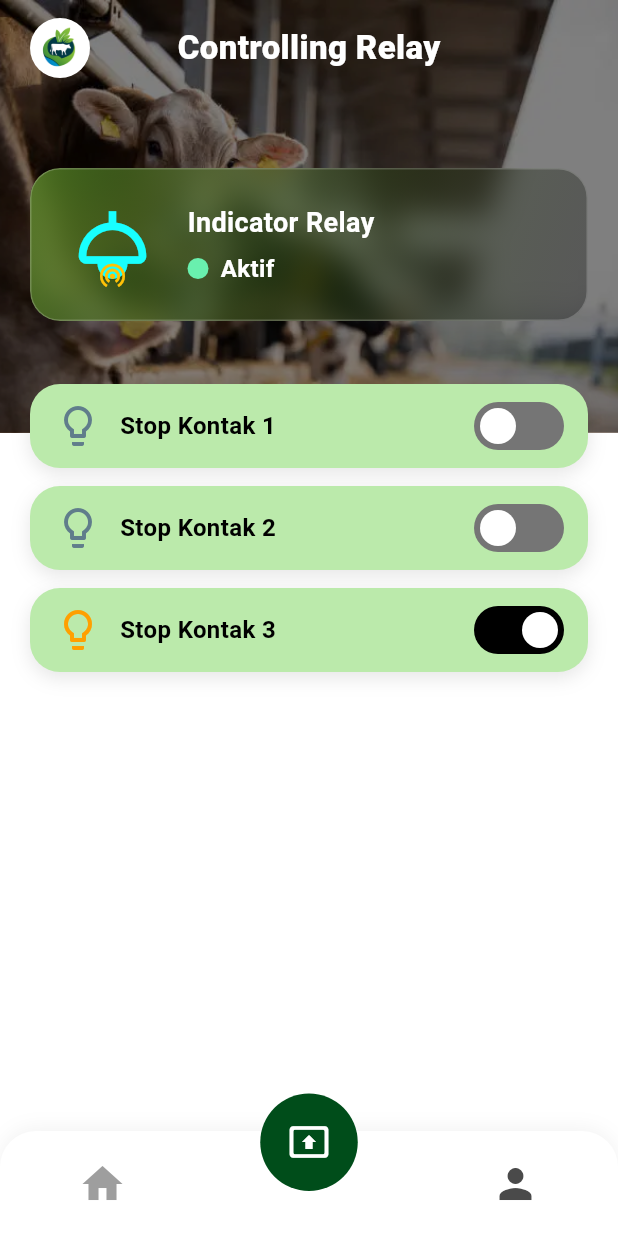
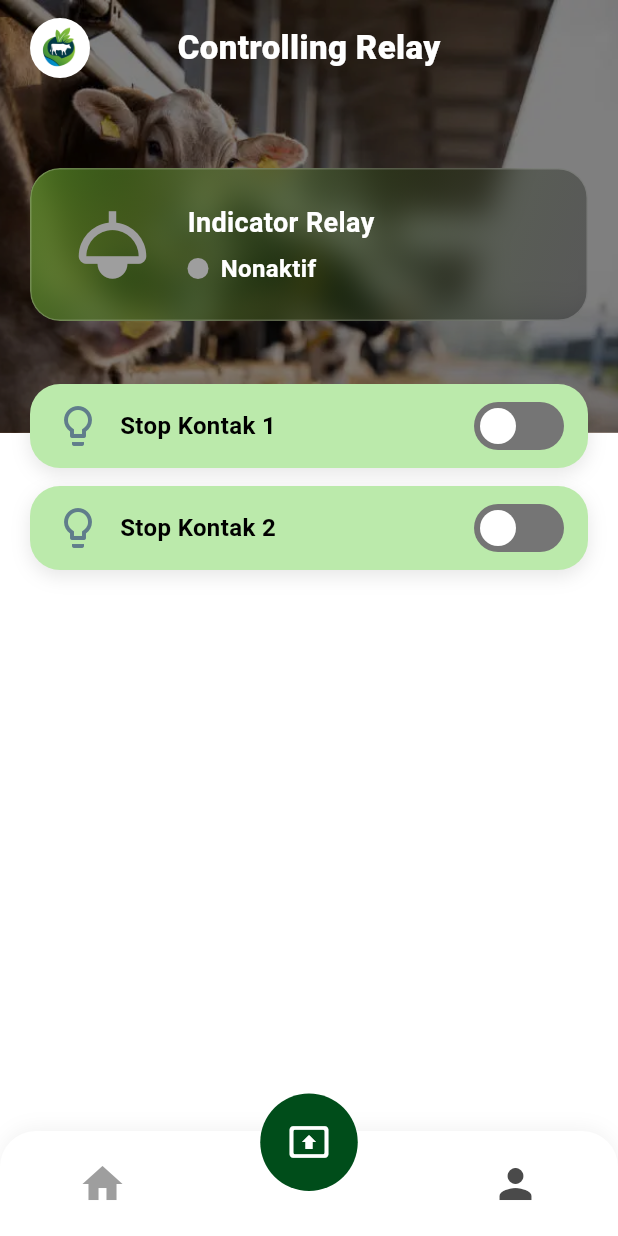
Before and after one commit to saiful-rizal/microcell_app, a Flutter app: the RelayControlScreen screen opened by its route, on a phone screen of 412 x 824 dp. Run offline on Flutter 3.47's test engine with Material 3 defaults, Android fonts, the phone set to English and light mode, and no system bars; our stand-ins replace firebase_auth, firebase_core, firebase_database, flutter_local_notifications, google_sign_in, percent_indicator and 1 more; accounts and stored records are empty.

Commit message:
Update Control Relay

```diff
--- a/lib/control.dart
+++ b/lib/control.dart
@@ -14,14 +14,12 @@ class RelayControlScreen extends StatelessWidget {
       initialData: const {
         'relay1': false,
         'relay2': false,
-        'relay3': true,
       },
       builder: (context, snapshot) {
         final relays = snapshot.data ??
             const {
               'relay1': false,
               'relay2': false,
-              'relay3': true,
             };
         final isAnyRelayActive = relays.values.any((value) => value);
 
@@ -70,13 +68,7 @@ class RelayControlScreen extends StatelessWidget {
                         relayKey: 'relay2',
                         value: relays['relay2'] ?? false,
                       ),
-                      const SizedBox(height: 12),
-                      _buildRelayCard(
-                        context,
-                        title: 'Stop Kontak 3',
-                        relayKey: 'relay3',
-                        value: relays['relay3'] ?? false,
-                      ),
+
                       const SizedBox(height: 40),
                     ],
                   ),
--- a/lib/device_data_service.dart
+++ b/lib/device_data_service.dart
@@ -83,7 +83,6 @@ class DeviceDataService {
       'relays': {
         'relay1': false,
         'relay2': false,
-        'relay3': true,
         'updatedAt': ServerValue.timestamp,
       },
       'notification': {
@@ -129,7 +128,6 @@ class DeviceDataService {
     final defaults = {
       'relay1': false,
       'relay2': false,
-      'relay3': true,
     };
 
     if (value is! Map) {
@@ -139,7 +137,6 @@ class DeviceDataService {
     return {
       'relay1': _asBool(value['relay1'], defaults['relay1']!),
       'relay2': _asBool(value['relay2'], defaults['relay2']!),
-      'relay3': _asBool(value['relay3'], defaults['relay3']!),
     };
   }
 }
--- a/lib/notification_screen.dart
+++ b/lib/notification_screen.dart
@@ -157,8 +157,8 @@ class NotificationService {
         'createdAt': now.subtract(const Duration(hours: 1)).millisecondsSinceEpoch,
       },
       {
-        'title': 'Relay 3 Diaktifkan',
-        'message': 'Stop Kontak 3 berhasil diaktifkan oleh pengguna.',
+        'title': 'Relay 2 Diaktifkan',
+        'message': 'Stop Kontak 2 berhasil diaktifkan oleh pengguna.',
         'type': 'success',
         'isRead': true,
         'createdAt': now.subtract(const Duration(hours: 3)).millisecondsSinceEpoch,
```
Also changed, not shown: 1 other file.
